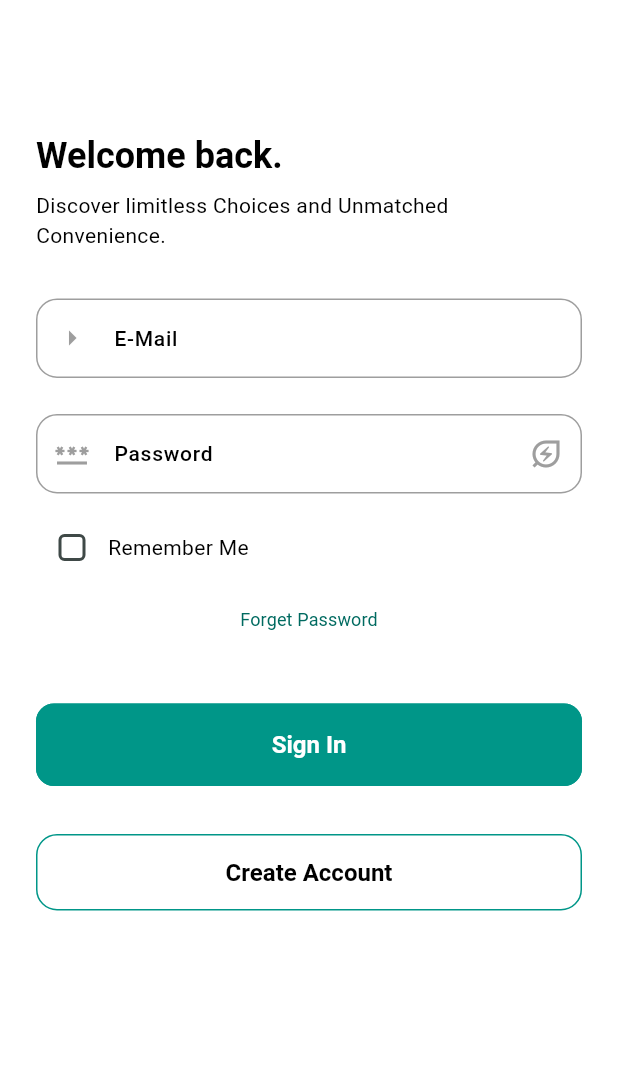
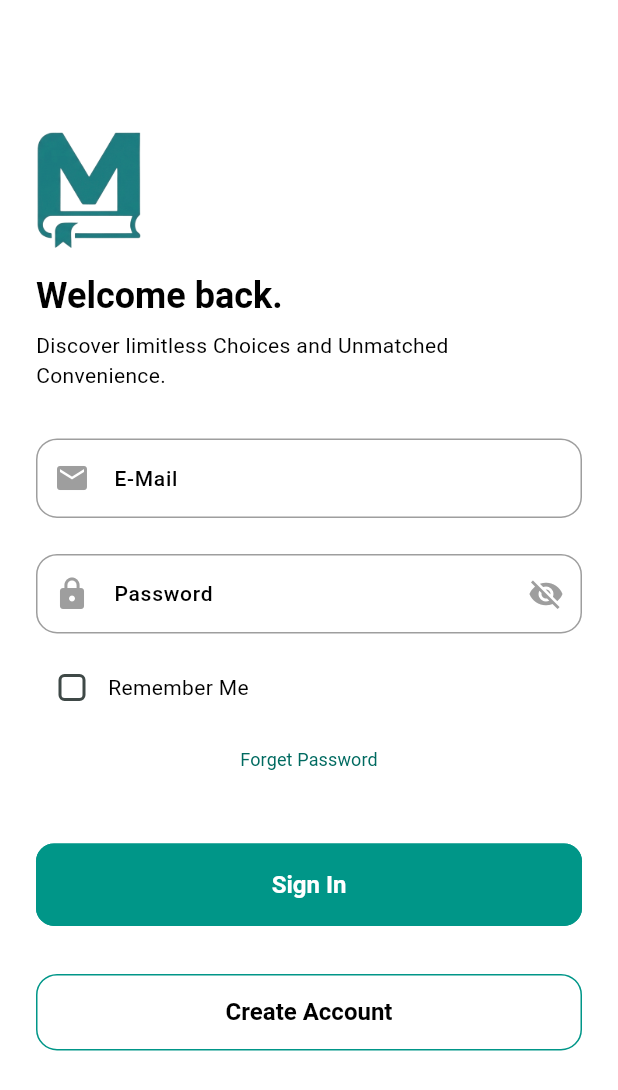
Before and after one commit to Abrom-code/matricmate, a Flutter app: the LoginScreen screen opened directly, on a phone screen of 412 x 824 dp. Shown: the top 1090 px of the screen. Run offline on Flutter 3.47's test engine with Material 3 defaults, Android fonts, the phone set to English and light mode, and no system bars; our stand-ins replace cached_network_image, connectivity_plus, firebase_auth, get, get_storage, logger and 3 more; missing offline and left inert: linear_progress_bar; accounts and stored records are empty; Roboto replaces fonts that are missing (Poppins).

Commit message:
fix login design

```diff
--- a/lib/app.dart
+++ b/lib/app.dart
@@ -2,6 +2,7 @@ import 'package:flutter/material.dart';
 import 'package:get/get.dart';
 import 'package:get/route_manager.dart';
 import 'package:matricmate/bindings/general_binding.dart';
+import 'package:matricmate/features/authentication/screens/login/login.dart';
 import 'package:matricmate/features/authentication/screens/onboarding/onboarding.dart';
 import 'package:matricmate/utils/themes/app_theme.dart';
 import 'package:matricmate/utils/themes/theme_controller.dart';
@@ -29,7 +30,7 @@ class App extends StatelessWidget {
         );
       },
 
-      home: OnboardingScreen(),
+      home: LoginScreen(),
     );
   }
 }
--- a/lib/features/authentication/screens/login/widgets/login_form.dart
+++ b/lib/features/authentication/screens/login/widgets/login_form.dart
@@ -24,7 +24,7 @@ class LoginForm extends StatelessWidget {
             validator: (value) => AppValidator.validateEmail(value),
             decoration: InputDecoration(
               labelText: AppTextStrings.email,
-              prefixIcon: Icon(Icons.arrow_right),
+              prefixIcon: Icon(Icons.email),
             ),
           ),
           const SizedBox(height: AppSizes.defaultSpace),
@@ -36,13 +36,13 @@ class LoginForm extends StatelessWidget {
               validator: (value) => AppValidator.validatePassword(value),
               decoration: InputDecoration(
                 labelText: AppTextStrings.password,
-                prefixIcon: Icon(Icons.password),
+                prefixIcon: Icon(Icons.lock),
                 suffixIcon: IconButton(
                   onPressed: () => controller.hidePassword.value =
                       !controller.hidePassword.value,
                   icon: controller.hidePassword.value
-                      ? Icon(Icons.energy_savings_leaf_outlined)
-                      : Icon(Icons.remove_red_eye_outlined),
+                      ? Icon(Icons.visibility_off)
+                      : Icon(Icons.visibility),
                 ),
               ),
             ),
--- a/lib/features/authentication/screens/login/widgets/login_header.dart
+++ b/lib/features/authentication/screens/login/widgets/login_header.dart
@@ -1,5 +1,6 @@
 import 'package:flutter/material.dart';
 import 'package:matricmate/utils/constants/app_strings.dart';
+import 'package:matricmate/utils/constants/image_string.dart';
 import 'package:matricmate/utils/constants/sizes.dart';
 
 class AppDetail extends StatelessWidget {
@@ -11,6 +12,16 @@ class AppDetail extends StatelessWidget {
       crossAxisAlignment: CrossAxisAlignment.start,
       children: [
         const SizedBox(height: AppSizes.spaceBtwSections * 2),
+        SizedBox(
+          width: 70,
+          child: ClipRRect(
+            clipBehavior: Clip.hardEdge,
+            child: Image(image: AssetImage(AppImages.transparentLogo)),
+          ),
+        ),
+
+        const SizedBox(height: AppSizes.spaceBtwItems),
+
         Text(
           AppTextStrings.loginTitle,
           style: Theme.of(context).textTheme.headlineMedium,
--- a/lib/utils/constants/image_string.dart
+++ b/lib/utils/constants/image_string.dart
@@ -1,4 +1,8 @@
 class AppImages {
+  // logo
+  static const String transparentLogo =
+      "assets/images/logo/transparent_logo.png";
+
   // Onboarding Images
   static const String firstOnboardingImage =
       "assets/images/onboarding/onboarding1.png";
--- a/pubspec.yaml
+++ b/pubspec.yaml
@@ -77,6 +77,7 @@ flutter:
     - assets/images/onboarding/
     - assets/images/subjects/
     - assets/images/profile/
+    - assets/images/logo/
 
   # To add custom fonts to your application, add a fonts section here,
   # in this "flutter" section. Each entry in this list should have a
```
Also changed, not shown: assets/images/logo/transparent_logo.png (added).
